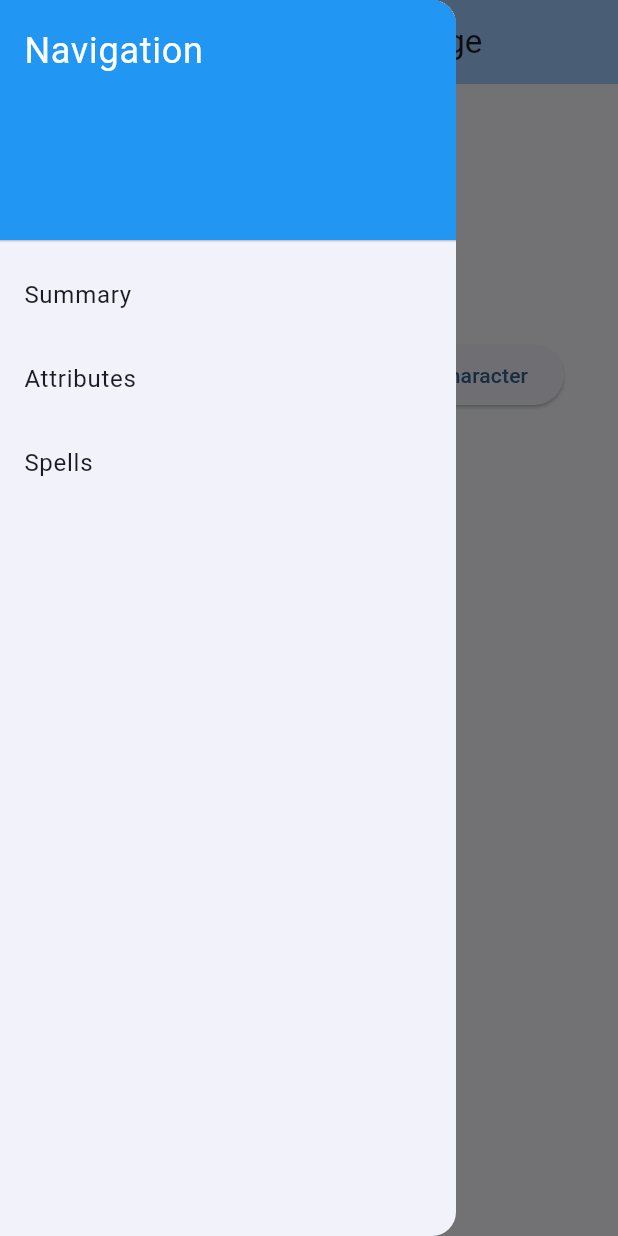
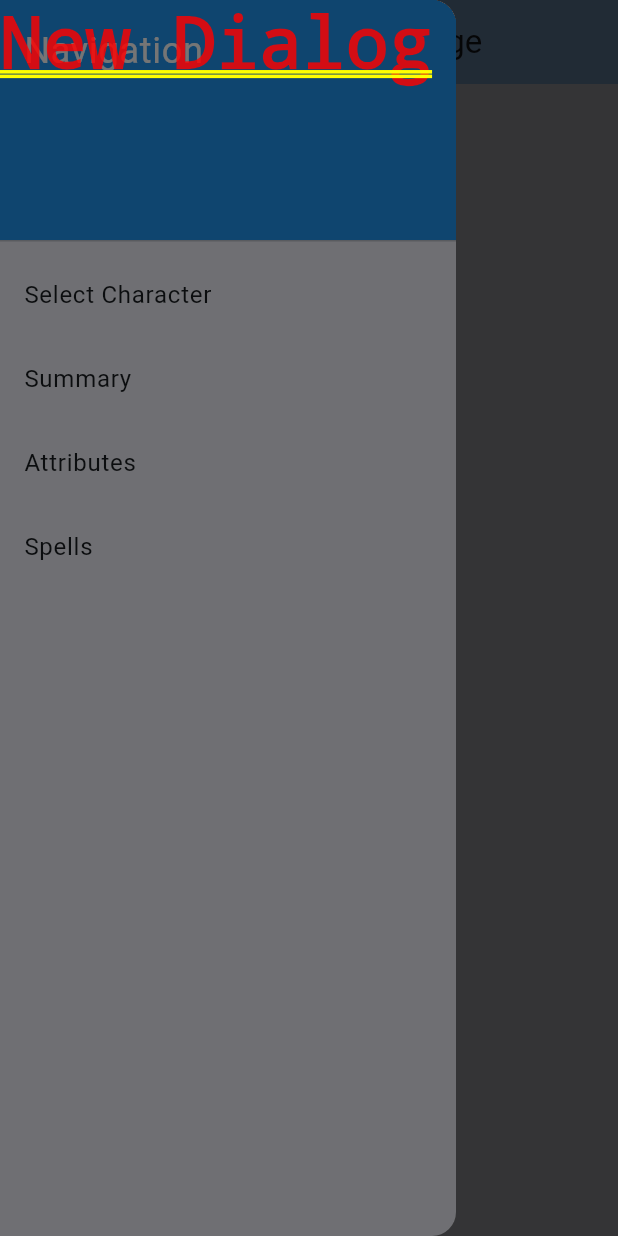
Before and after one commit to MichLud/final_project, a Flutter app: the screen it shows after launch, with the side drawer open, on a phone screen of 412 x 824 dp. Run offline on Flutter 3.47's test engine with Material 3 defaults, Android fonts, the phone set to English and light mode, and no system bars; our stand-ins replace firebase_core; accounts and stored records are empty; generated files the repository leaves out were written again.

Commit message:
Sprint 2 Completion

```diff
--- a/lib/src/summary_page.dart
+++ b/lib/src/summary_page.dart
@@ -1,11 +1,15 @@
 import 'package:flutter/material.dart';
+import 'package:provider/provider.dart';
 import 'widgets.dart';
 import 'character.dart';
 
 class SummaryPage extends StatefulWidget {
-  const SummaryPage({super.key, required this.title});
+  const SummaryPage({
+    super.key,
+    required this.title,
+  });
+
   final String title;
-
 
   @override
   State<SummaryPage> createState() => _SummaryPageState();
@@ -13,46 +17,106 @@ class SummaryPage extends StatefulWidget {
 
 class _SummaryPageState extends State<SummaryPage> {
 
-  void _addCharacter() {
-    // TODO: Implement addCharacter method
 
+  _addCharacter(BuildContext context) {
+
+    showDialog(
+        context: context,
+        builder: (BuildContext context) =>
+            Text("New Dialog"),
+    );
+    /*
+    TextEditingController nameController = TextEditingController();
+    TextEditingController raceController = TextEditingController();
+    TextEditingController classController = TextEditingController();
+
+    showDialog(
+      context: context,
+      builder: (BuildContext context) {
+        return AlertDialog(
+          title: Text('Add New Character'),
+          content: SingleChildScrollView(
+            child: Column(
+              children: [
+                TextField(
+                  controller: nameController,
+                  decoration: InputDecoration(labelText: 'Name'),
+                ),
+                TextField(
+                  controller: raceController,
+                  decoration: InputDecoration(labelText: 'Race'),
+                ),
+                TextField(
+                  controller: classController,
+                  decoration: InputDecoration(labelText: 'Class'),
+                ),
+              ],
+            ),
+          ),
+
+          actions: [
+            ElevatedButton(
+              onPressed: () {
+                // Create a new character with entered information
+                Character newCharacter = Character(
+                  name: nameController.text,
+                  race: raceController.text,
+                  characterClass: classController.text,
+                );
+
+                // Add the new character to the characterList
+                characterList.add(newCharacter);
+
+                // Notify listeners or update the UI accordingly
+                Navigator.pop(context); // Close the dialog
+                setState(() {});
+              },
+              child: Text('Add'),
+            ),
+            TextButton(
+              onPressed: () {
+                Navigator.pop(context); // Close the dialog
+              },
+              child: Text('Cancel'),
+            ),
+          ],
+        );
+      },
+    );
+
+     */
   }
 
-  void _removeCharacter(/*Character character*/) {
-    // TODO: Implement removeCharacter method
+  _removeCharacter(Character? character) {
+    // Check if the characterList contains the character to remove
+    if (characterList.contains(character)) {
+      // Remove the specified character from the characterList
+      characterList.remove(character);
 
+      // Notify listeners or update the UI accordingly
+      setState(() {});
+    }
   }
 
   @override
   Widget build(BuildContext context) {
+    CharacterProvider characterProvider = Provider.of<CharacterProvider>(context);
+    Character? selectedCharacter = characterProvider.selectedCharacter;
+
     return Scaffold(
         appBar: buildAppBar(context, widget.title),
         drawer: buildDrawer(context),
         body: Center(
             child: Column(
                 children: [
-                  Container(
-                    height: 150,
-                    child: ListView.builder(
-                        itemCount: characterList.length,
-                        itemBuilder:(BuildContext context, int position) {
-                          return ListTile(
-                            title: Text(characterList[position].name),
-                          );
-                        }
-                    ),
-                  ),
-                  SizedBox(height: 20),
+                  if (selectedCharacter != null) ...[
                     Row(
                       mainAxisAlignment: MainAxisAlignment.spaceEvenly,
                       children: [
-                      ElevatedButton(
-                        child: Text('Add Character'),
-                        onPressed: _addCharacter,
-                      ),
+                        addButton(),
                         ElevatedButton(
                           child: Text('Remove Character'),
-                        onPressed: _removeCharacter,
+                          onPressed: _removeCharacter(selectedCharacter),
                         ),
                       ],
                     ),
@@ -62,25 +126,36 @@ class _SummaryPageState extends State<SummaryPage> {
                       children: [
                         Text('Name:'),
                         SizedBox(width: 10),
-                      Text(characterList[0].name),
+                        Text(selectedCharacter!.name,),
                       ],
                     ),
                     Row(
                       children: [
                         Text('Race:'),
                         SizedBox(width: 10),
-                      Text(characterList[0].race),
+                        Text(selectedCharacter!.race,),
                       ],
                     ),
                     Row(
                       children: [
                         Text('Class:'),
                         SizedBox(width: 10),
-                      Text(characterList[0].characterClass),
+                        Text(selectedCharacter!.characterClass,),
                       ],
                     ),
+                  ] else ...[
+                    Text('No character selected'),
+                    addButton(),
+                  ]
                 ])
         )
     );
   }
+
+  Widget addButton() {
+    return ElevatedButton(
+      child: Text('Add Character'),
+      onPressed: _addCharacter(context),
+    );
   }
+}
--- a/lib/src/widgets.dart
+++ b/lib/src/widgets.dart
@@ -1,10 +1,12 @@
 import 'package:flutter/material.dart';
+import 'package:flutter/foundation.dart';
+import 'package:provider/provider.dart';
 import 'summary_page.dart';
 import 'attributes_page.dart';
 import 'spells_page.dart';
 import 'character.dart';
 
-List<Character> characterList = getTestList();
+List<Character> characterList = [];
 
 
 Widget buildDrawer(BuildContext context) {
@@ -23,6 +25,19 @@ Widget buildDrawer(BuildContext context) {
               fontSize: 24,
             ),
           ),
+        ),
+        ListTile(
+          title: Text('Select Character'),
+          onTap: () {
+            showCharacterSelectionDialog(
+              context,
+              characterList, // Your list of characters
+                  (selectedCharacter) {
+                Provider.of<CharacterProvider>(context, listen: false).selectCharacter(selectedCharacter);
+                // Add any additional logic when a character is selected
+              },
+            );
+          },
         ),
         ListTile(
           title: Text('Summary'),
@@ -66,3 +81,49 @@ AppBar buildAppBar(BuildContext context, String title) {
     title: Text(title),
   );
 }
+
+class CharacterProvider extends ChangeNotifier {
+  Character? _selectedCharacter;
+
+  Character? get selectedCharacter => _selectedCharacter;
+
+  void selectCharacter(Character character) {
+    _selectedCharacter = character;
+    notifyListeners();
+  }
+
+  void updateCharacterData({
+    required String name,
+    required String race,
+    required String characterClass,
+    required List<int> attributes,
+  }) {
+    if (_selectedCharacter != null) {
+      _selectedCharacter!.name = name;
+      _selectedCharacter!.race = race;
+      _selectedCharacter!.characterClass = characterClass;
+      _selectedCharacter!.attributes = attributes;
+      notifyListeners();
+    }
+  }
+}
+
+void showCharacterSelectionDialog(BuildContext context, List<Character> characters, Function(Character) onSelectCharacter) {
+  showDialog(
+    context: context,
+    builder: (BuildContext context) {
+      return SimpleDialog(
+        title: Text('Select Character'),
+        children: characters.map((character) {
+          return SimpleDialogOption(
+            onPressed: () {
+              onSelectCharacter(character);
+              Navigator.pop(context); // Close the dialog after selecting a character
+            },
+            child: Text(character.name),
+          );
+        }).toList(),
+      );
+    },
+  );
+}
```
Also changed, not shown: lib/main.dart (+17 -4 lines), pubspec.yaml (+8 -1 lines), pubspec.lock. Lines whose indentation alone changed are shown as unchanged.
